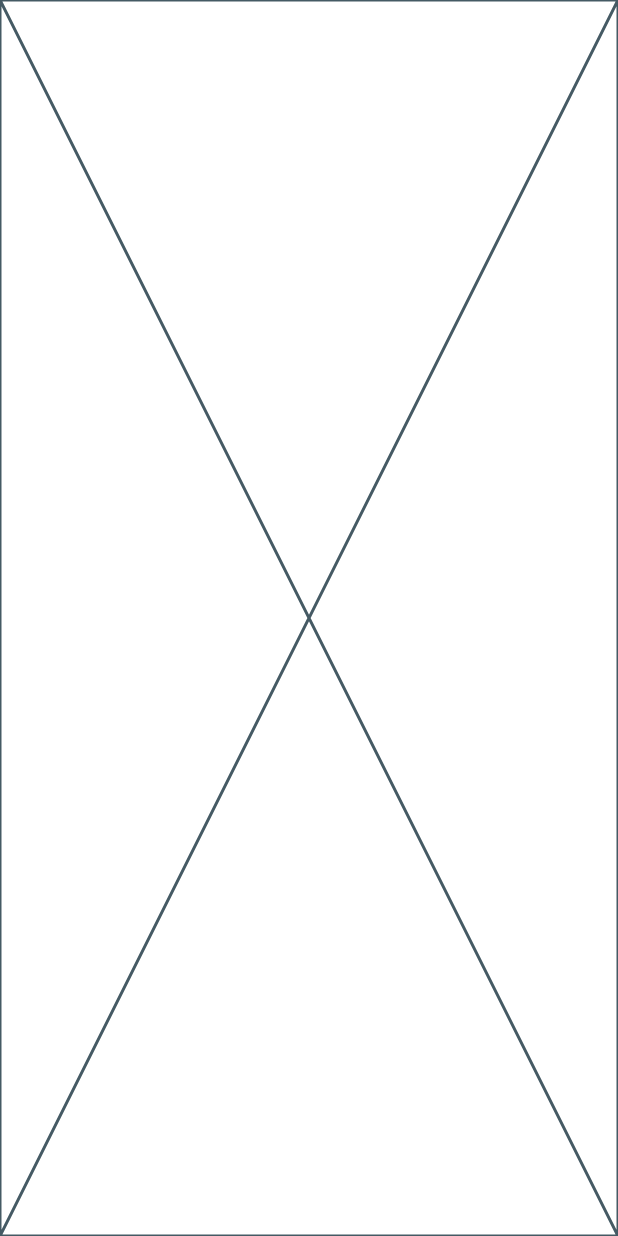
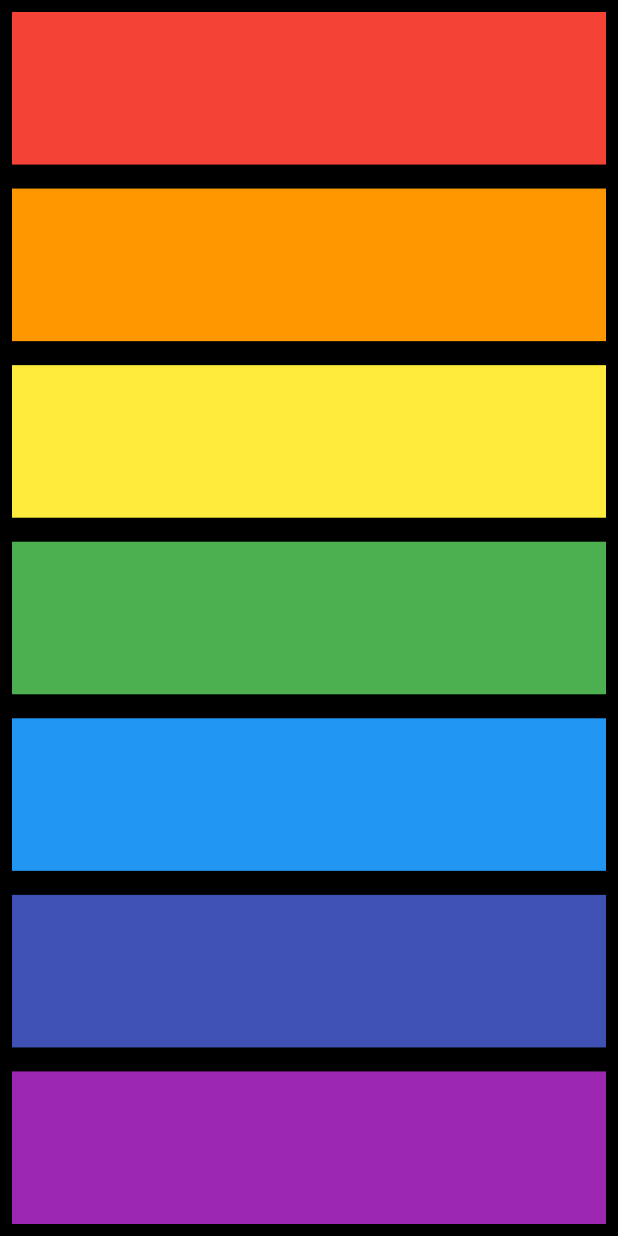
Before and after one commit to hadamard-2/Flutter-Dev-Bootcamp-Projects, a Flutter app: the screen it shows after launch, on a phone screen of 412 x 824 dp. Run offline on Flutter 3.47's test engine with Material 2 defaults, Android fonts, the phone set to English and light mode, and no system bars; our stand-ins replace audioplayers.

Commit message:
completed xylophone flutter app
learned
- how to use flutter packages
- code reusability

```diff
--- a/xylophone_flutter/lib/main.dart
+++ b/xylophone_flutter/lib/main.dart
@@ -1,5 +1,53 @@
 import 'package:flutter/material.dart';
+import 'package:audioplayers/audioplayers.dart';
 
 void main() {
-  runApp(const Placeholder());
+  runApp(const MyApp());
 }
+
+final myPlayer = AudioPlayer();
+
+class MyApp extends StatelessWidget {
+  const MyApp({super.key});
+
+  @override
+  Widget build(BuildContext context) {
+    return MaterialApp(
+      home: Scaffold(
+        backgroundColor: Colors.black,
+        body: Column(
+          mainAxisAlignment: MainAxisAlignment.center,
+          children: const [
+            XylophoneKey(noteNumber: 1, keyColor: Colors.red),
+            XylophoneKey(noteNumber: 2, keyColor: Colors.orange),
+            XylophoneKey(noteNumber: 3, keyColor: Colors.yellow),
+            XylophoneKey(noteNumber: 4, keyColor: Colors.green),
+            XylophoneKey(noteNumber: 5, keyColor: Colors.blue),
+            XylophoneKey(noteNumber: 6, keyColor: Colors.indigo),
+            XylophoneKey(noteNumber: 7, keyColor: Colors.purple),
+          ],
+        ),
+      ),
+    );
+  }
+}
+
+class XylophoneKey extends StatelessWidget {
+  final int noteNumber;
+  final Color keyColor;
+
+  const XylophoneKey(
+      {super.key, required this.noteNumber, required this.keyColor});
+
+  @override
+  Widget build(BuildContext context) {
+    return Expanded(
+      child: TextButton(
+        child: Container(color: keyColor),
+        onPressed: () {
+          myPlayer.play(AssetSource('note$noteNumber.wav'));
+        },
+      ),
+    );
+  }
+}
--- a/xylophone_flutter/pubspec.yaml
+++ b/xylophone_flutter/pubspec.yaml
@@ -35,6 +35,7 @@ dependencies:
   # The following adds the Cupertino Icons font to your application.
   # Use with the CupertinoIcons class for iOS style icons.
   cupertino_icons: ^1.0.2
+  audioplayers: ^3.0.1
 
 dev_dependencies:
   flutter_test:
@@ -63,6 +64,9 @@ flutter:
   #   - images/a_dot_burr.jpeg
   #   - images/a_dot_ham.jpeg
 
+  assets:
+    - assets/
+
   # An image asset can refer to one or more resolution-specific "variants", see
   # https://flutter.dev/assets-and-images/#resolution-aware
 
```
Also changed, not shown: xylophone_flutter/pubspec.lock, 5 other files.
